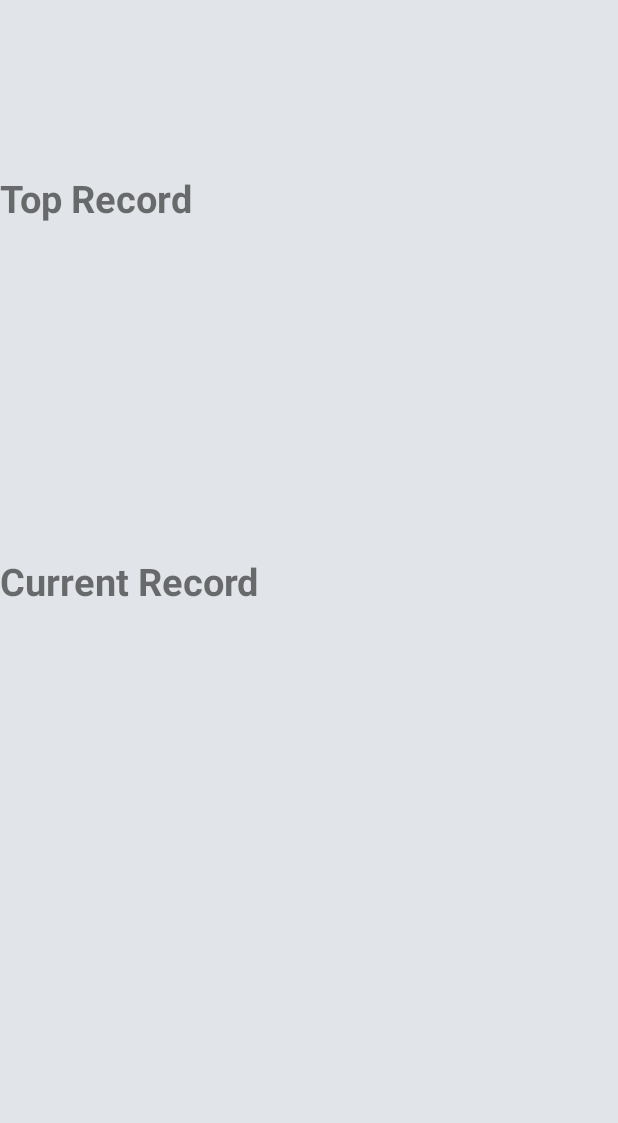
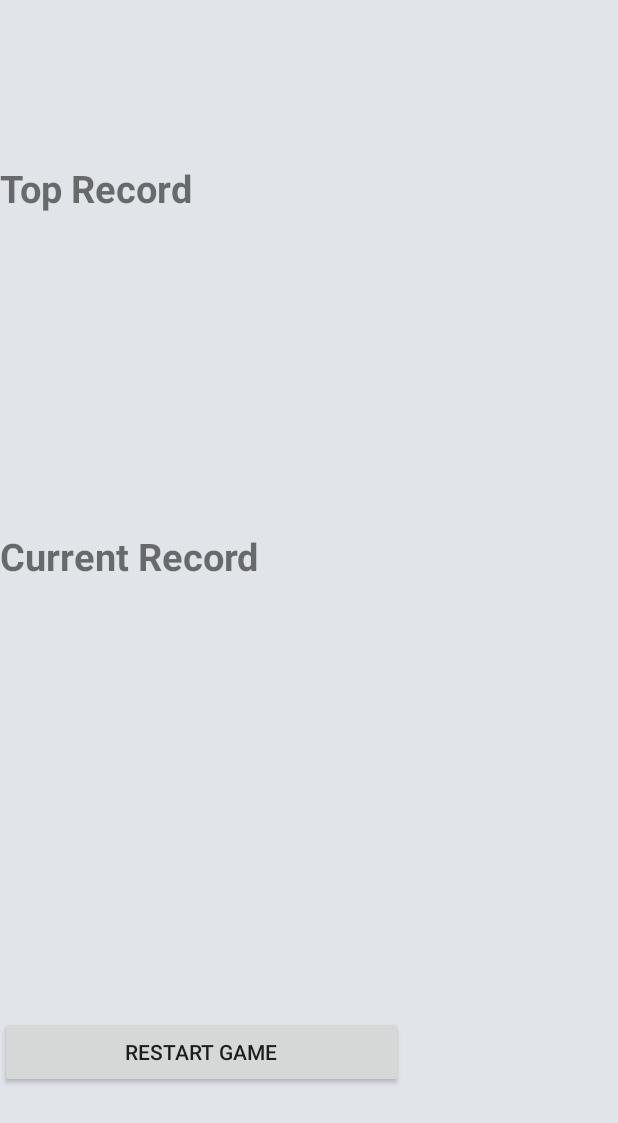
Before and after one commit to mings0401/game, an Android app: the FinishActivity screen opened directly, with no data from a screen before it, on a phone screen of 412 x 824 dp. Shown: the top 1123 px of the screen. Run offline under Robolectric (Android 15) with nearby library versions, the phone set to English and light mode, and no system bars; our stand-ins replace AdMob.

Commit message:
restart btn 넣음

```diff
--- a/app/src/main/java/com/sunming/gamefactory/FinishActivity.java
+++ b/app/src/main/java/com/sunming/gamefactory/FinishActivity.java
@@ -3,6 +3,8 @@ package com.sunming.gamefactory;
 import android.app.Activity;
 import android.content.Intent;
 import android.os.Bundle;
+import android.view.View;
+import android.widget.Button;
 import android.widget.TextView;
 
 import com.google.android.gms.ads.AdRequest;
@@ -30,6 +32,20 @@ public class FinishActivity extends Activity {
         mAdView = (AdView) findViewById(R.id.finish_top_adView);
         mAdView.loadAd(adRequest);
 
+        findViewById(R.id.restartGameBtn).setOnClickListener(mClickListener);
+
     }
 
+    Button.OnClickListener mClickListener = new View.OnClickListener() {
+        public void onClick(View v) {
+            switch (v.getId()) {
+                case R.id.restartGameBtn:
+                    Intent mainIntent = new Intent(getApplicationContext(), MainActivity.class);
+                    startActivity(mainIntent);
+                    finish();
+                    break;
+            }
+        }
+    };
+
 }
--- a/app/src/main/res/layout/activity_finish.xml
+++ b/app/src/main/res/layout/activity_finish.xml
@@ -122,9 +122,31 @@
             android:layout_weight="0.5"
             android:orientation="vertical">
 
+            <LinearLayout
+                android:orientation="horizontal"
+                android:weightSum="1"
+                android:gravity="center_vertical|center"
+                android:layout_width="match_parent"
+                android:layout_height="match_parent">
+
+                <Button
+                    android:text="Restart Game"
+                    android:layout_width="wrap_content"
+                    android:layout_height="wrap_content"
+                    android:id="@+id/restartGameBtn"
+                    android:layout_weight="0.5" />
+
+                <ImageButton
+                    android:layout_weight="0.5"
+                    android:layout_width="wrap_content"
+                    android:layout_height="wrap_content"
+                    ads:srcCompat="@mipmap/kakaolink_btn_medium"
+                    android:background="@null"
+                    android:id="@+id/imageButton2" />
+
+            </LinearLayout>
         </LinearLayout>
     </LinearLayout>
 
 
-
 </LinearLayout>
```
Also changed, not shown: app/src/main/res/mipmap-xhdpi/kakaolink_btn_medium.png (added).
